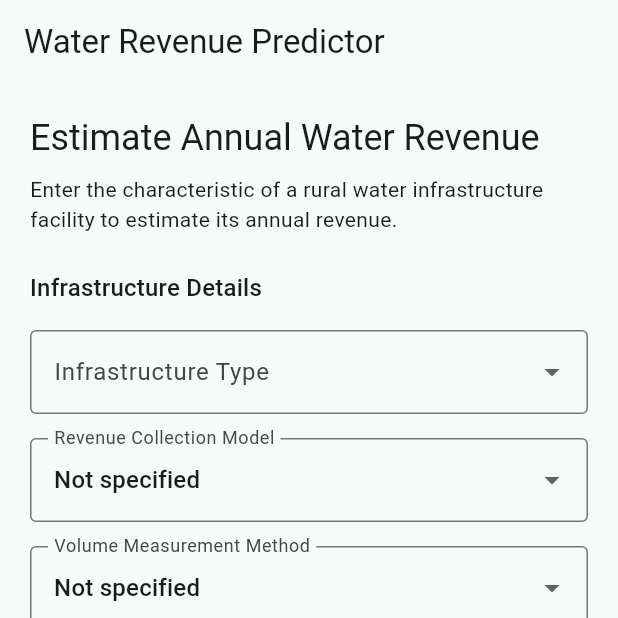
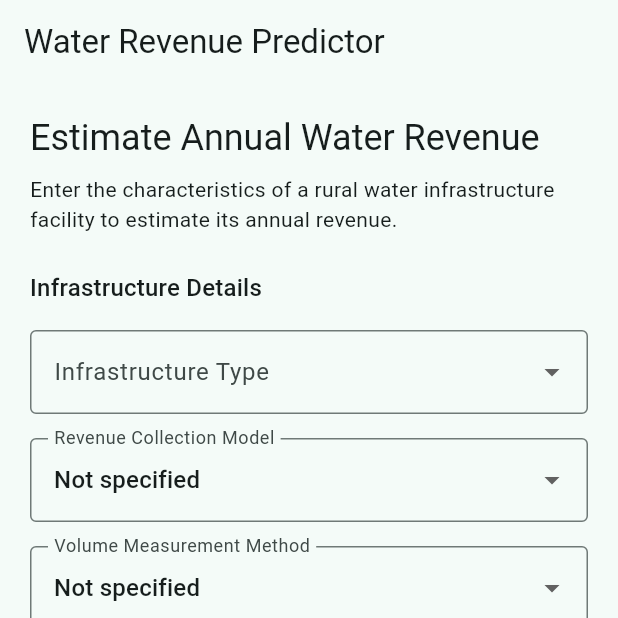
Before and after one commit to L-nsamba/linear_regression_model, a Flutter app: the screen it shows after launch, on a phone screen of 412 x 824 dp, the top half of it. Run offline on Flutter 3.47's test engine with Material 3 defaults, Android fonts, the phone set to English and light mode, and no system bars.

Commit message:
small tweak to the text displaying on ui and addition of screenshots to be referenced in readme

```diff
--- a/summative/FlutterApp/water_revenue_predictor/lib/screens/prediction_screen.dart
+++ b/summative/FlutterApp/water_revenue_predictor/lib/screens/prediction_screen.dart
@@ -169,7 +169,7 @@ class _PredictionScreenState extends State<PredictionScreen> {
             const SizedBox(height: 8),
 
             const Text(
-              'Enter the characteristic of a rural water '
+              'Enter the characteristics of a rural water '
               'infrastructure facility to estimate its annual revenue.',
             ),
 
@@ -398,13 +398,6 @@ class _PredictionScreenState extends State<PredictionScreen> {
             ),
 
             const SizedBox(height: 16),
-
-            Text(
-              'This estimate is based on historical rural water '
-              'infrastructure data. Actual revenue may differ.',
-              textAlign: TextAlign.center,
-              style: Theme.of(context).textTheme.bodySmall,
-            ),
           ],
         ),
       ),
```
Also changed, not shown: 6 other files.
